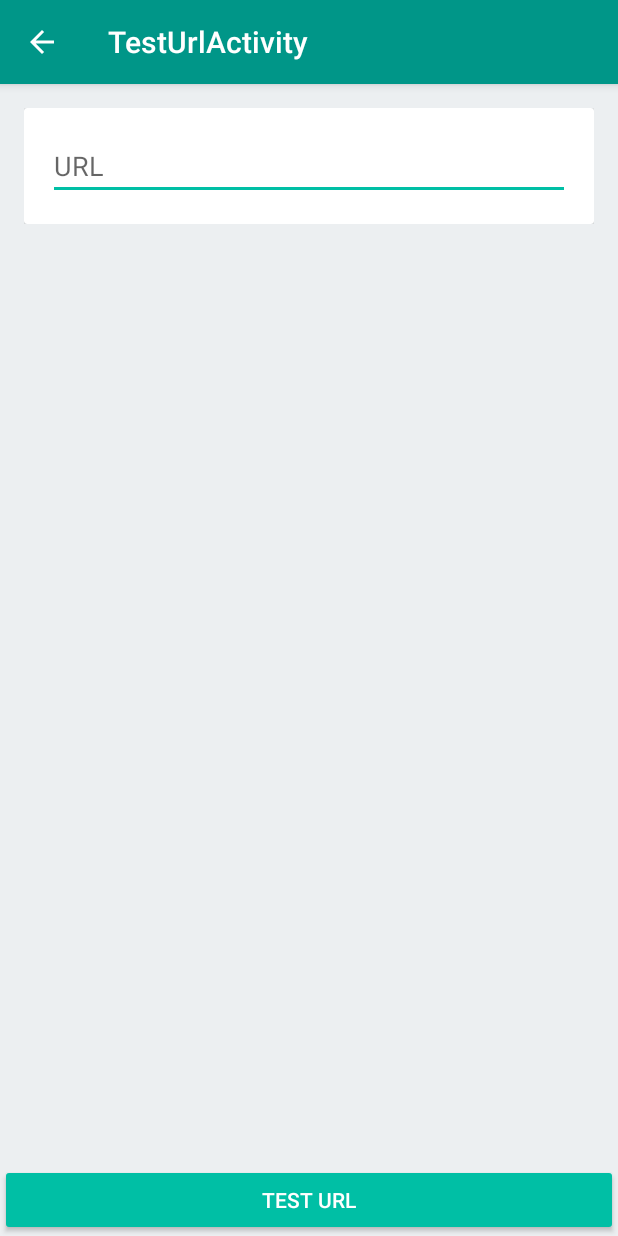
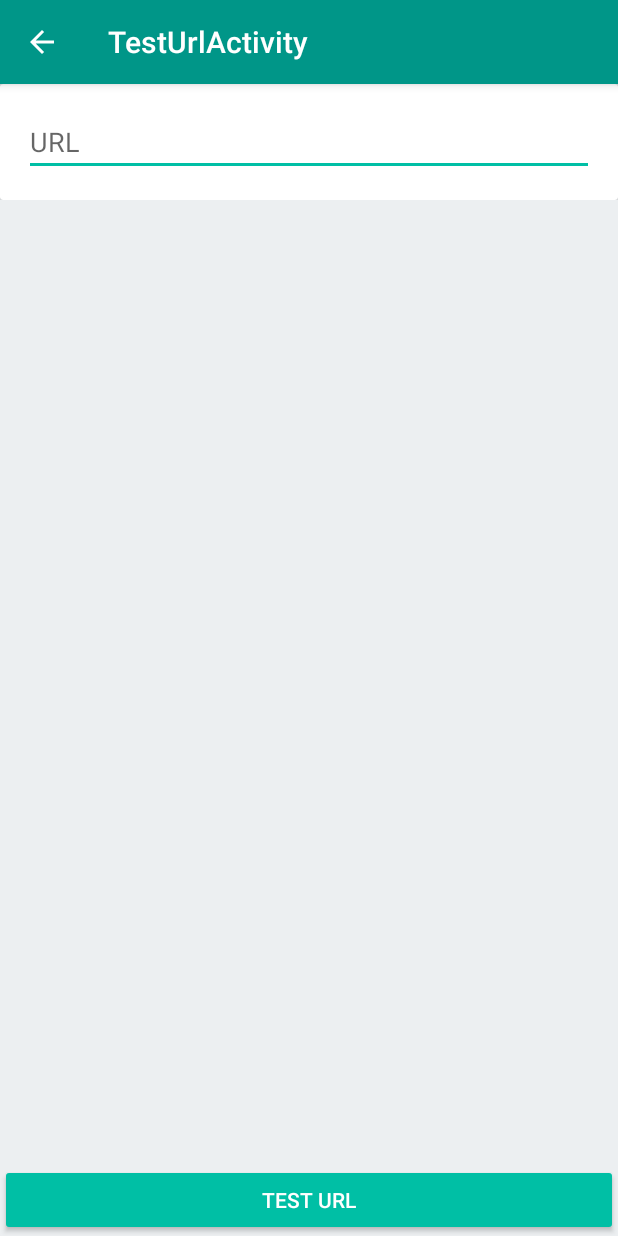
Before and after one commit to silver-cat-13/SpamSMSDetector, an Android app: the TestUrlActivityFragment screen opened directly, with no data from a screen before it, on a phone screen of 412 x 824 dp. Run offline under Robolectric (Android 15) with nearby library versions, the phone set to English and light mode, and no system bars; libraries missing offline, so code that uses them is left out: org.tensorflow.contrib; 4 statements that could not run were skipped.

Commit message:
Remove C Code

```diff
--- a/app/build.gradle
+++ b/app/build.gradle
@@ -23,11 +23,6 @@ android {
         release {
             minifyEnabled false
             proguardFiles getDefaultProguardFile('proguard-android.txt'), 'proguard-rules.pro'
-        }
-    }
-    externalNativeBuild {
-        cmake {
-            path "CMakeLists.txt"
         }
     }
     sourceSets {
--- a/app/src/main/java/com/personal/frbk1992/spamsmsdetector/main/MainActivity.kt
+++ b/app/src/main/java/com/personal/frbk1992/spamsmsdetector/main/MainActivity.kt
@@ -24,7 +24,7 @@ import kotlinx.android.synthetic.main.app_bar_main.*
 class MainActivity : AppCompatActivity(), SMSListFragment.OnSMSListFragmentInteractionListener{
 
 
-    private val TAG = this.javaClass.simpleName
+    //private val TAG = this.javaClass.simpleName
 
 
     override fun onCreate(savedInstanceState: Bundle?) {
--- a/app/src/main/res/layout/fragment_test_url.xml
+++ b/app/src/main/res/layout/fragment_test_url.xml
@@ -1,7 +1,6 @@
 <?xml version="1.0" encoding="utf-8"?>
 <RelativeLayout
     xmlns:android="http://schemas.android.com/apk/res/android"
-    xmlns:app="http://schemas.android.com/apk/res-auto"
     xmlns:tools="http://schemas.android.com/tools"
     android:layout_width="match_parent"
     android:layout_height="match_parent"
@@ -13,17 +12,6 @@
         android:layout_height="wrap_content"
         android:orientation="vertical">
 
-
-        <LinearLayout
-            android:layout_width="match_parent"
-            android:layout_height="wrap_content"
-            android:layout_alignParentLeft="true"
-            android:layout_alignParentStart="true"
-            android:layout_alignParentTop="true"
-            android:orientation="vertical"
-            android:paddingLeft="@dimen/activity_horizontal_margin"
-            android:paddingRight="@dimen/activity_horizontal_margin"
-            android:paddingTop="@dimen/activity_vertical_margin">
 
 
 
@@ -38,12 +26,12 @@
                     android:layout_width="match_parent"
                     android:layout_height="wrap_content"
                     android:maxLines="1"
-                        android:hint="@string/edit_text_fragment_test_url_url_string" />
+                    android:hint="@string/edit_text_fragment_test_url_url_string"
+                    tools:ignore="TextFields" />
             </LinearLayout>
 
         </android.support.v7.widget.CardView>
 
-        </LinearLayout>
 
     </LinearLayout>
 
```
Also changed, not shown: 2 other files. Lines whose indentation alone changed are shown as unchanged.
